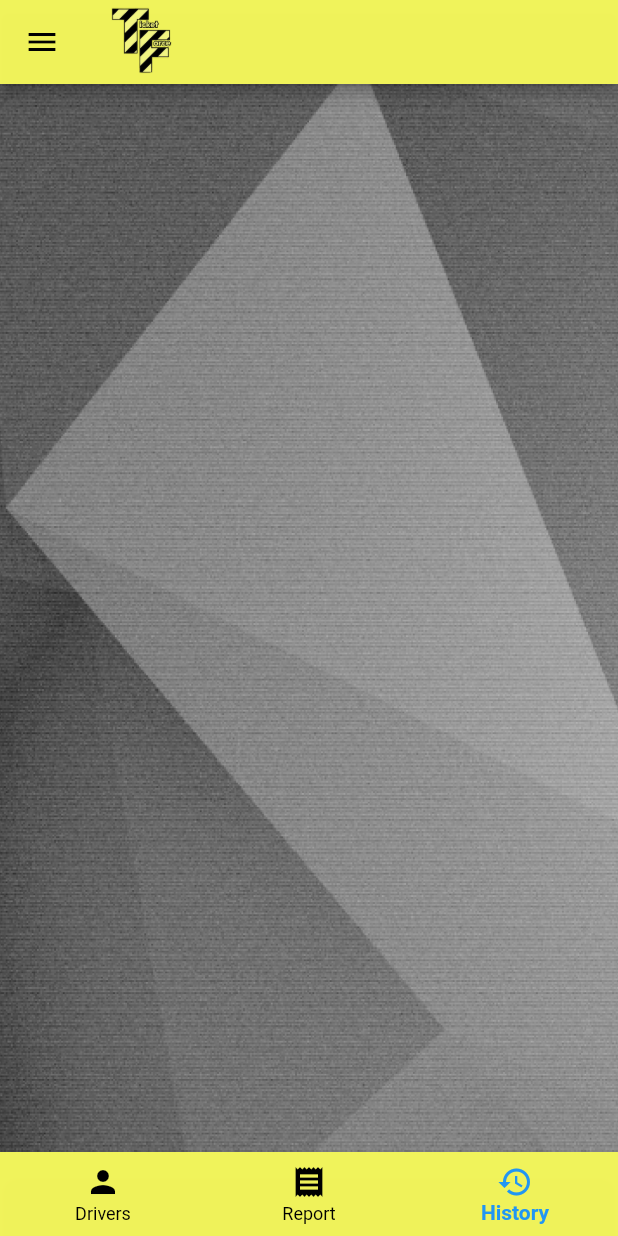
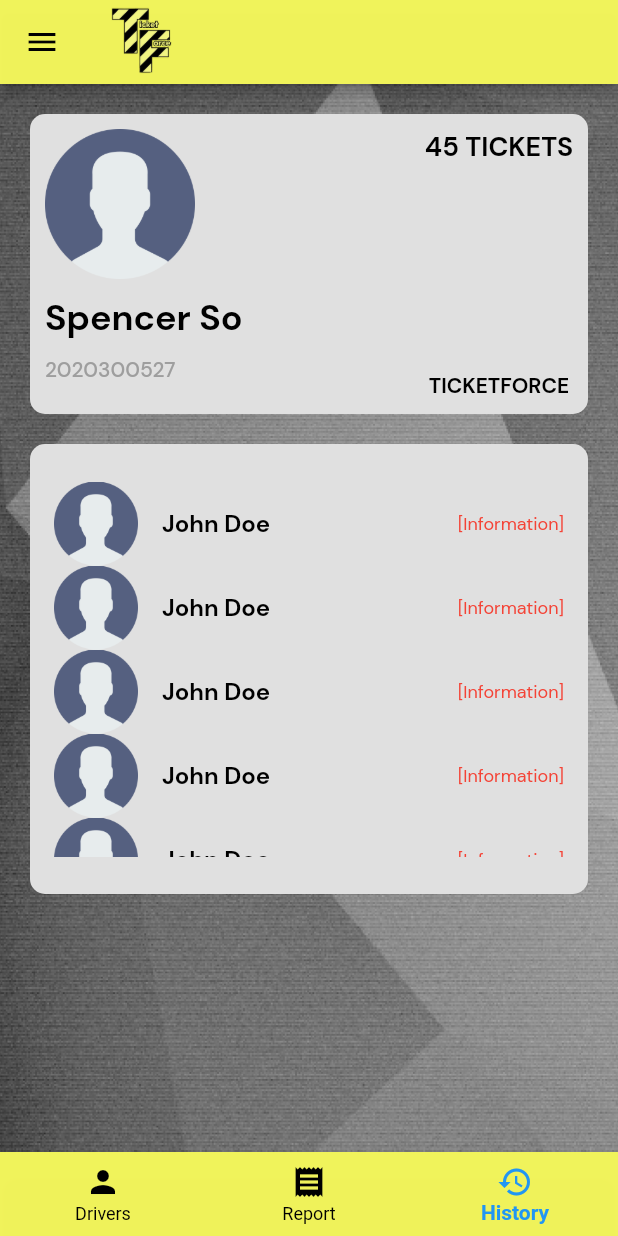
Before and after one commit to lansoyyy/ticket_force, a Flutter app: the HomeScreen screen opened directly, item 3 of the bottom bar chosen, on a phone screen of 412 x 824 dp. Run offline on Flutter 3.47's test engine with Material 2 defaults, Android fonts, the light colour scheme and no system bars; our stand-ins replace fluttertoast; Roboto replaces fonts that are missing (QBold, QRegular).

Commit message:
added history tab

```diff
--- a/lib/screens/home_screen.dart
+++ b/lib/screens/home_screen.dart
@@ -1,6 +1,7 @@
 import 'package:flutter/material.dart';
 import 'package:ticket_force/screens/tabs/apprehension_tab.dart';
 import 'package:ticket_force/screens/tabs/drivers_tab.dart';
+import 'package:ticket_force/screens/tabs/history_tab.dart';
 import 'package:ticket_force/utils/colors.dart';
 import 'package:ticket_force/widgets/drawer_widget.dart';
 
@@ -21,7 +22,7 @@ class _HomeScreenState extends State<HomeScreen> {
     final tabs = [
       const DriversTab(),
       const ApprehensionTab(),
-      const SizedBox(),
+      const HistoryTab(),
     ];
 
     return Scaffold(
--- /dev/null
+++ b/lib/screens/tabs/history_tab.dart
@@ -0,0 +1,132 @@
+import 'package:flutter/material.dart';
+import 'package:ticket_force/widgets/text_widget.dart';
+
+class HistoryTab extends StatefulWidget {
+  const HistoryTab({super.key});
+
+  @override
+  State<HistoryTab> createState() => _HistoryTabState();
+}
+
+class _HistoryTabState extends State<HistoryTab> {
+  final searchController = TextEditingController();
+  String nameSearched = '';
+  @override
+  Widget build(BuildContext context) {
+    return SingleChildScrollView(
+      child: Column(
+        children: [
+          const SizedBox(
+            height: 20,
+          ),
+          Padding(
+            padding: const EdgeInsets.only(left: 20, right: 20),
+            child: Container(
+              width: double.infinity,
+              height: 200,
+              decoration: BoxDecoration(
+                  color: Colors.grey[300],
+                  borderRadius: BorderRadius.circular(10)),
+              child: Padding(
+                padding: const EdgeInsets.all(10.0),
+                child: Row(
+                  mainAxisAlignment: MainAxisAlignment.spaceBetween,
+                  children: [
+                    Column(
+                      crossAxisAlignment: CrossAxisAlignment.start,
+                      mainAxisAlignment: MainAxisAlignment.start,
+                      children: [
+                        Image.asset(
+                          'assets/images/profile.png',
+                          height: 100,
+                        ),
+                        const SizedBox(
+                          height: 10,
+                        ),
+                        TextWidget(
+                          text: 'Spencer So',
+                          fontSize: 24,
+                          fontFamily: 'Bold',
+                          color: Colors.black,
+                        ),
+                        const SizedBox(
+                          height: 10,
+                        ),
+                        TextWidget(
+                          text: '2020300527',
+                          fontSize: 14,
+                          fontFamily: 'Medium',
+                          color: Colors.grey,
+                        ),
+                      ],
+                    ),
+                    Column(
+                      mainAxisAlignment: MainAxisAlignment.spaceBetween,
+                      children: [
+                        TextWidget(
+                          text: '45 TICKETS',
+                          fontSize: 18,
+                          color: Colors.black,
+                          fontFamily: 'Bold',
+                        ),
+                        TextWidget(
+                          text: 'TICKETFORCE',
+                          fontSize: 14,
+                          color: Colors.black,
+                          fontFamily: 'Bold',
+                        ),
+                      ],
+                    ),
+                  ],
+                ),
+              ),
+            ),
+          ),
+          const SizedBox(
+            height: 20,
+          ),
+          Padding(
+            padding: const EdgeInsets.only(left: 20, right: 20),
+            child: Container(
+              width: double.infinity,
+              height: 300,
+              decoration: BoxDecoration(
+                  color: Colors.grey[300],
+                  borderRadius: BorderRadius.circular(10)),
+              child: Center(
+                child: Column(
+                  mainAxisAlignment: MainAxisAlignment.center,
+                  crossAxisAlignment: CrossAxisAlignment.center,
+                  children: [
+                    SizedBox(
+                      height: 250,
+                      child: ListView.builder(
+                        itemBuilder: (context, index) {
+                          return ListTile(
+                            leading: Image.asset('assets/images/profile.png'),
+                            title: TextWidget(
+                              text: 'John Doe',
+                              fontSize: 16,
+                              color: Colors.black,
+                              fontFamily: 'Bold',
+                            ),
+                            trailing: TextWidget(
+                              text: '[Information]',
+                              fontSize: 12,
+                              color: Colors.red,
+                              fontFamily: 'Regular',
+                            ),
+                          );
+                        },
+                      ),
+                    ),
+                  ],
+                ),
+              ),
+            ),
+          ),
+        ],
+      ),
+    );
+  }
+}
```
